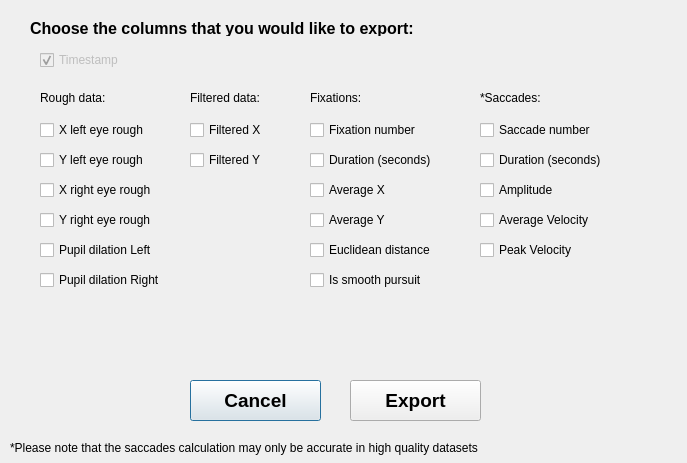
The window that DialogExport.ui (jamesalvarez/grafix-coder) describes before a commit, drawn with Qt 5.
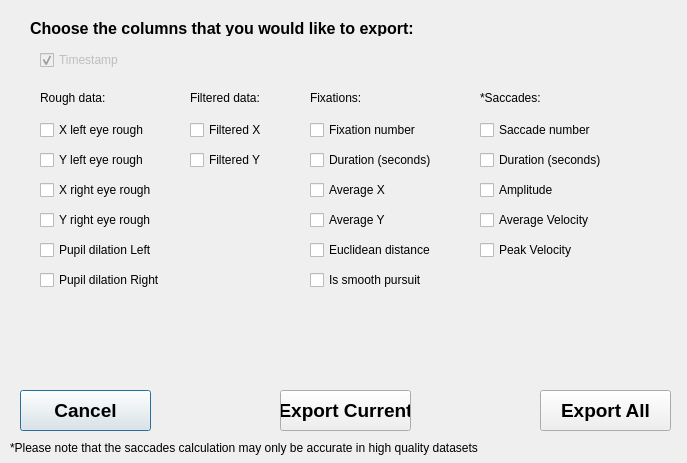
The same window after the commit.

Commit message: export settings are saved (prelim to batch export)

Diff of the .ui file:
```diff
--- a/DialogExport.ui
+++ b/DialogExport.ui
@@ -266,8 +266,8 @@
   <widget class="QPushButton" name="b_cancel">
    <property name="geometry">
     <rect>
-     <x>190</x>
-     <y>380</y>
+     <x>20</x>
+     <y>390</y>
      <width>131</width>
      <height>41</height>
     </rect>
@@ -286,8 +286,8 @@
   <widget class="QPushButton" name="b_export">
    <property name="geometry">
     <rect>
-     <x>350</x>
-     <y>380</y>
+     <x>280</x>
+     <y>390</y>
      <width>131</width>
      <height>41</height>
     </rect>
@@ -300,7 +300,7 @@
     </font>
    </property>
    <property name="text">
-    <string>Export</string>
+    <string>Export Current</string>
    </property>
   </widget>
   <widget class="QLabel" name="label_5">
@@ -407,6 +407,26 @@
     <string>Peak Velocity</string>
    </property>
   </widget>
+  <widget class="QPushButton" name="b_export_all">
+   <property name="geometry">
+    <rect>
+     <x>540</x>
+     <y>390</y>
+     <width>131</width>
+     <height>41</height>
+    </rect>
+   </property>
+   <property name="font">
+    <font>
+     <pointsize>14</pointsize>
+     <weight>75</weight>
+     <bold>true</bold>
+    </font>
+   </property>
+   <property name="text">
+    <string>Export All</string>
+   </property>
+  </widget>
  </widget>
  <resources/>
  <connections/>
```
The commit also changes 5 other files.
